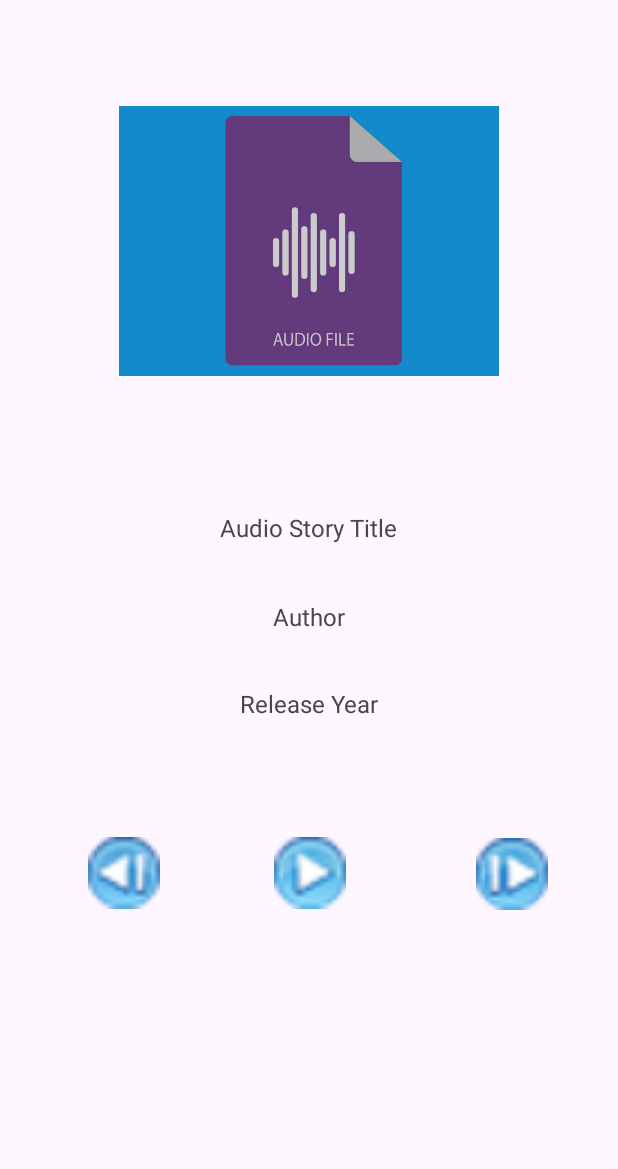
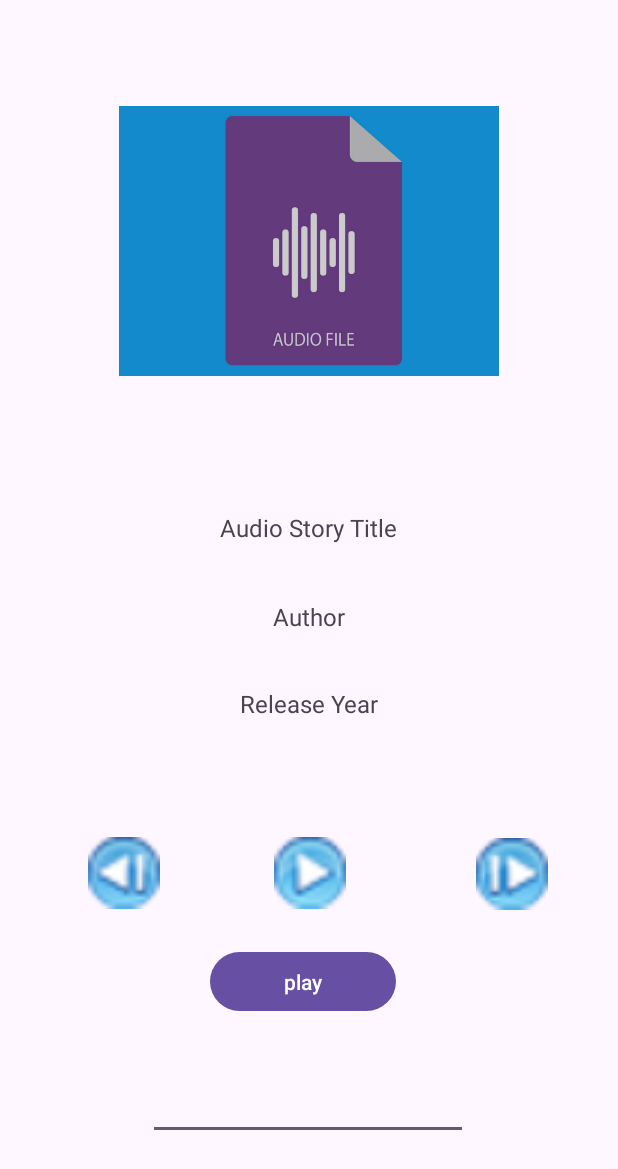
Before and after one commit to GiorgosSimos/AudioStoriesProject, an Android app: the MediaPlayerActivity screen opened directly, with no data from a screen before it, on a phone screen of 412 x 824 dp. Shown: the top 1169 px of the screen. Run offline under Robolectric (Android 15) with nearby library versions, the phone set to English and light mode, and no system bars; our stand-ins replace Firebase (no records; nobody signed in at launch, a user with empty details on screens opened directly).

Commit message:
Play a story

```diff
--- a/app/src/main/AndroidManifest.xml
+++ b/app/src/main/AndroidManifest.xml
@@ -12,6 +12,9 @@
         android:supportsRtl="true"
         android:theme="@style/Theme.AudioStoriesProject"
         tools:targetApi="31">
+        <activity
+            android:name=".MyTts"
+            android:exported="false" />
         <activity
             android:name=".StatisticsActivity"
             android:exported="false" />
--- a/app/src/main/java/com/unipi/mobile_dev/audiostoriesproject/MediaPlayerActivity.java
+++ b/app/src/main/java/com/unipi/mobile_dev/audiostoriesproject/MediaPlayerActivity.java
@@ -1,14 +1,72 @@
 package com.unipi.mobile_dev.audiostoriesproject;
 
+import androidx.annotation.NonNull;
+import androidx.appcompat.app.AlertDialog;
 import androidx.appcompat.app.AppCompatActivity;
 
 import android.os.Bundle;
+import android.view.View;
+import android.widget.EditText;
+import android.widget.ImageView;
+import android.widget.TextView;
+
+import com.google.firebase.database.DataSnapshot;
+import com.google.firebase.database.DatabaseError;
+import com.google.firebase.database.DatabaseReference;
+import com.google.firebase.database.FirebaseDatabase;
+import com.google.firebase.database.ValueEventListener;
+import com.google.firebase.storage.FirebaseStorage;
+import com.google.firebase.storage.StorageReference;
+
+import java.util.Objects;
 
 public class MediaPlayerActivity extends AppCompatActivity {
+    ImageView storyImage;
+    TextView title, author, year;
+    EditText fairyTail;
+    StorageReference storageReference;
+    FirebaseDatabase database;
+    DatabaseReference reference1, reference2;
+    MyTts mtts;
 
     @Override
     protected void onCreate(Bundle savedInstanceState) {
         super.onCreate(savedInstanceState);
         setContentView(R.layout.activity_media_player);
+        storyImage = findViewById(R.id.imageView5);
+        title = findViewById(R.id.textView5);
+        author = findViewById(R.id.textView6);
+        year = findViewById(R.id.textView7);
+        fairyTail = findViewById(R.id.editTextText);
+        storageReference = FirebaseStorage.getInstance().getReference();
+        database = FirebaseDatabase.getInstance();
+        reference1 = database.getReference("Story1");
+        reference2 = database.getReference("Story2");
+        mtts = new MyTts(this);
+    }
+
+    public void readStory(View view) {
+        reference1.addListenerForSingleValueEvent(new ValueEventListener() {
+            @Override
+            public void onDataChange(@NonNull DataSnapshot snapshot) {
+                fairyTail.setText(snapshot.child("Story").getValue().toString());
+                showMessage("Story",fairyTail.toString());
+
+            }
+
+            @Override
+            public void onCancelled(@NonNull DatabaseError error) {
+                showMessage("Error", "Failed to read story");
+            }
+        });
+    }
+
+
+    private void showMessage(String title, String message) {
+        new AlertDialog.Builder(this)
+                .setTitle(title)
+                .setMessage(message)
+                .setCancelable(true)
+                .show();
     }
 }
--- /dev/null
+++ b/app/src/main/java/com/unipi/mobile_dev/audiostoriesproject/MyTts.java
@@ -0,0 +1,25 @@
+package com.unipi.mobile_dev.audiostoriesproject;
+
+import android.content.Context;
+import android.speech.tts.TextToSpeech;
+
+import java.util.Locale;
+
+public class MyTts {
+    private TextToSpeech tts;
+    TextToSpeech.OnInitListener  initListener= new TextToSpeech.OnInitListener() {
+        @Override
+        public void onInit(int status) {
+            if (status==TextToSpeech.SUCCESS){
+                //tts.setLanguage(Locale.forLanguageTag("el"));
+            }
+        }
+    };
+    public MyTts(Context context){
+        tts = new TextToSpeech(context,initListener);
+    }
+
+    public void speak(String message){
+        tts.speak(message,TextToSpeech.QUEUE_ADD,null,null);
+    }
+}
--- a/app/src/main/java/com/unipi/mobile_dev/audiostoriesproject/WelcomeActivity.java
+++ b/app/src/main/java/com/unipi/mobile_dev/audiostoriesproject/WelcomeActivity.java
@@ -49,9 +49,15 @@ public class WelcomeActivity extends AppCompatActivity {
                             }
                         }
                     });
+            Intent intent = new Intent(this, MediaPlayerActivity.class);
+            startActivity(intent);
         }else {
             showMessage("Error","Please provide the information!");
         }
+    }
+    public void visitor(View view) {
+        Intent intent = new Intent(this, MediaPlayerActivity.class);
+        startActivity(intent);
     }
 
     public void goSignUp(View view) {
--- a/app/src/main/res/layout/activity_media_player.xml
+++ b/app/src/main/res/layout/activity_media_player.xml
@@ -4,6 +4,7 @@
     xmlns:tools="http://schemas.android.com/tools"
     android:layout_width="match_parent"
     android:layout_height="match_parent"
+    android:onClick="read"
     tools:context=".MediaPlayerActivity">
 
     <ImageView
@@ -91,4 +92,30 @@
         app:layout_constraintTop_toTopOf="parent"
         app:layout_constraintVertical_bias="0.721"
         app:srcCompat="@drawable/next" />
+
+    <Button
+        android:id="@+id/button2"
+        android:layout_width="124dp"
+        android:layout_height="47dp"
+        android:onClick="readStory"
+        android:text="play"
+        app:layout_constraintBottom_toBottomOf="parent"
+        app:layout_constraintEnd_toEndOf="parent"
+        app:layout_constraintHorizontal_bias="0.487"
+        app:layout_constraintStart_toStartOf="parent"
+        app:layout_constraintTop_toTopOf="parent"
+        app:layout_constraintVertical_bias="0.812" />
+
+    <EditText
+        android:id="@+id/editTextText"
+        android:layout_width="wrap_content"
+        android:layout_height="wrap_content"
+        android:ems="10"
+        android:inputType="text"
+        app:layout_constraintBottom_toBottomOf="parent"
+        app:layout_constraintEnd_toEndOf="parent"
+        app:layout_constraintHorizontal_bias="0.497"
+        app:layout_constraintStart_toStartOf="parent"
+        app:layout_constraintTop_toTopOf="parent"
+        app:layout_constraintVertical_bias="0.918" />
 </androidx.constraintlayout.widget.ConstraintLayout>
```
Also changed, not shown: app/src/main/res/layout/activity_my_tts.xml (added, +9 -0 lines), app/src/main/res/layout/activity_welcome.xml (+14 -0 lines), gradle/wrapper/gradle-wrapper.properties.
